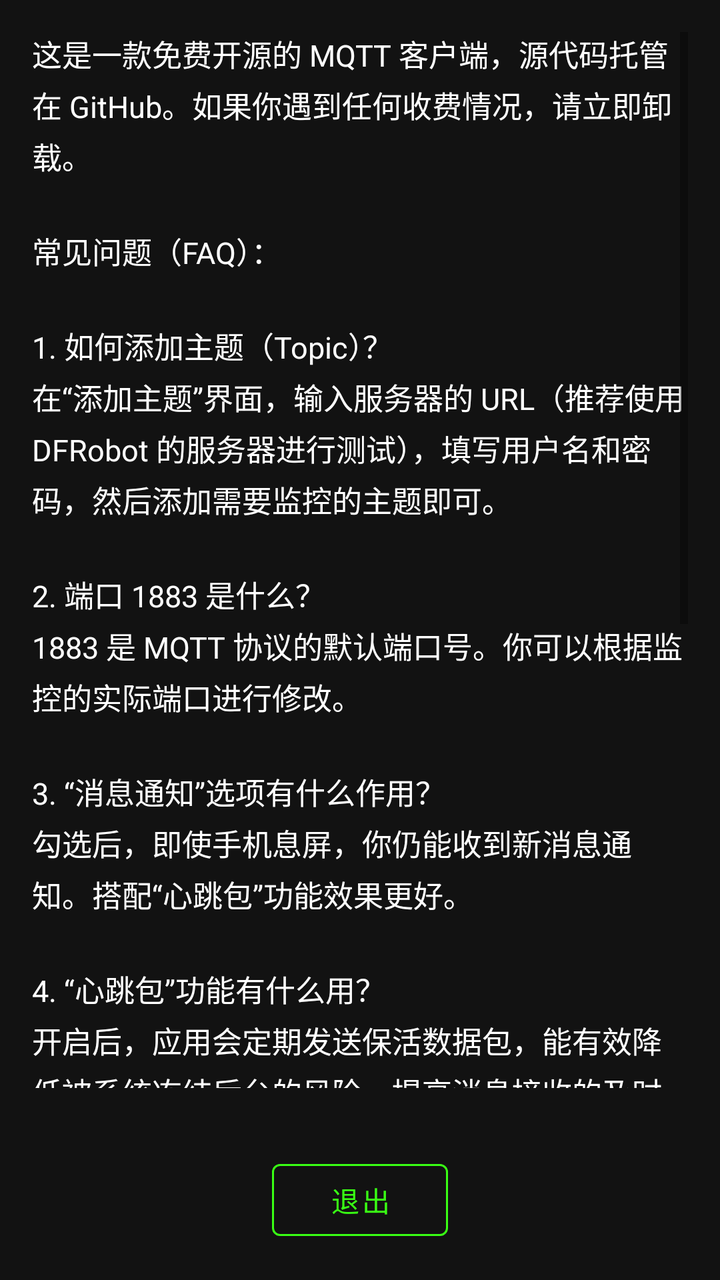
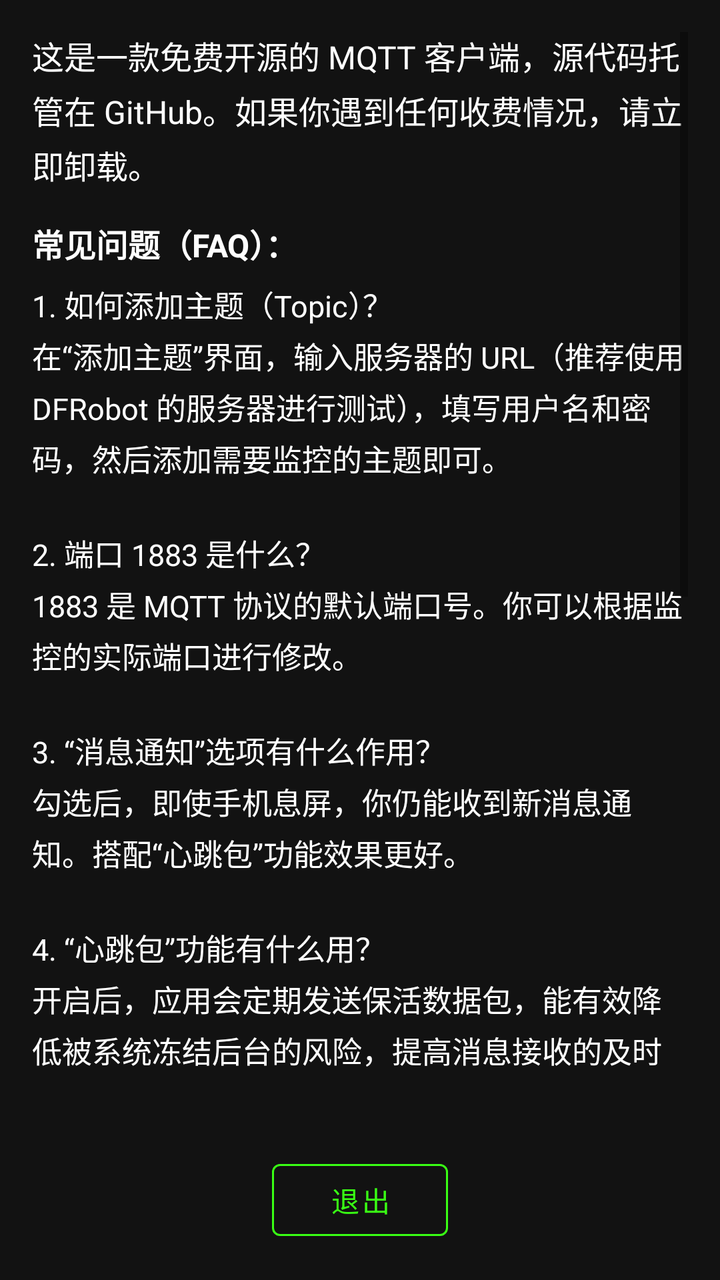

Before-and-after screenshots of an Android layout around one commit, followed by the original layout XML and the change that was made.
<!-- AndroidManifest.xml: application theme Theme.MQTTClient -->
<!-- res/layout/activity_help.xml -->
<?xml version="1.0" encoding="utf-8"?>

<LinearLayout xmlns:android="http://schemas.android.com/apk/res/android"
    xmlns:app="http://schemas.android.com/apk/res-auto"
    android:layout_width="match_parent"
    android:layout_height="match_parent"
    android:orientation="vertical"
    android:background="#121212">

    <ScrollView
        android:layout_width="match_parent"
        android:layout_height="0dp"
        android:layout_weight="1"
        android:padding="16dp">

        <TextView
            android:id="@+id/tvHelpContent"
            android:layout_width="match_parent"
            android:layout_height="wrap_content"
            android:textColor="#FFFFFF"
            android:textSize="15sp"
            android:lineSpacingExtra="4dp"
            android:text="@string/help_content" />
    </ScrollView>

    <com.google.android.material.button.MaterialButton
        android:id="@+id/btnQuit"
        style="@style/Widget.MaterialComponents.Button.OutlinedButton"
        android:layout_width="wrap_content"
        android:layout_height="wrap_content"
        android:layout_gravity="center_horizontal"
        android:layout_margin="16dp"
        android:text="@string/quit"
        android:textColor="#39FF14"
        app:strokeColor="#39FF14" />
</LinearLayout>
<!-- resources referenced by this layout -->
<resources>
  <string name="help_content">这是一款免费开源的 MQTT 客户端，源代码托管在 GitHub。如果你遇到任何收费情况，请立即卸载。\n\n常见问题（FAQ）：\n\n1. 如何添加主题（Topic）？\n在“添加主题”界面，输入服务器的 URL（推荐使用 DFRobot 的服务器进行测试），填写用户名和密码，然后添加需要监控的主题即可。\n\n2. 端口 1883 是什么？\n1883 是 MQTT 协议的默认端口号。你可以根据监控的实际端口进行修改。\n\n3. “消息通知”选项有什么作用？\n勾选后，即使手机息屏，你仍能收到新消息通知。搭配“心跳包”功能效果更好。\n\n4. “心跳包”功能有什么用？\n开启后，应用会定期发送保活数据包，能有效降低被系统冻结后台的风险，提高消息接收的及时性，但会增加一些电量消耗。\n\n5. 为什么我手机亮屏时仍收不到消息？\n请前往手机“设置”，关闭省电模式，或在应用启动管理中选择“手动管理”，并允许“后台活动”。\n\n6. 为什么消息的图标是安卓图标？\n这是系统缓存引起的bug，重启手机即可。\n\n7. 为什么我收不到MQTT消息？\n这款应用目前只能接收TCP和SSL协议的消息，计划将在后续推出支持WS和WSS协议的消息。\n\n8. 为什么我添加了topic而无法显示？\n请尝试将系统字体大小调整为标准大小，或在应用中设置文字大小。\n\n官方联系邮箱：CDP_Chan@126.com</string>
  <string name="quit">退出</string>
  <style name="Theme.MQTTClient" parent="Theme.MaterialComponents.DayNight.NoActionBar">
          <item name="colorPrimary">#4CAF50</item>
          <item name="colorPrimaryVariant">#388E3C</item>
          <item name="colorOnPrimary">@android:color/white</item>
          <item name="colorSecondary">#81C784</item>
      </style>
</resources>

<!-- the commit's change to res/layout/activity_help.xml (unified diff, before → after) -->
@@ -5,7 +5,7 @@
     android:layout_width="match_parent"
     android:layout_height="match_parent"
     android:orientation="vertical"
-    android:background="#121212">
+    >
 
     <ScrollView
         android:layout_width="match_parent"
@@ -13,14 +13,54 @@
         android:layout_weight="1"
         android:padding="16dp">
 
-        <TextView
-            android:id="@+id/tvHelpContent"
+        <LinearLayout
             android:layout_width="match_parent"
             android:layout_height="wrap_content"
-            android:textColor="#FFFFFF"
-            android:textSize="15sp"
-            android:lineSpacingExtra="4dp"
-            android:text="@string/help_content" />
+            android:orientation="vertical">
+
+            <TextView
+                android:id="@+id/tvHelpIntro"
+                android:layout_width="match_parent"
+                android:layout_height="wrap_content"
+                android:tag="comment"
+                android:textColor="#FFFFFF"
+                android:textSize="16sp"
+                android:lineSpacingExtra="4dp"
+                android:layout_marginBottom="16dp"
+                android:text="@string/help_intro" />
+
+            <TextView
+                android:id="@+id/tvHelpFaqTitle"
+                android:layout_width="match_parent"
+                android:layout_height="wrap_content"
+                android:tag="comment"
+                android:textColor="#FFFFFF"
+                android:textSize="16sp"
+                android:textStyle="bold"
+                android:layout_marginBottom="8dp"
+                android:text="@string/help_faq_title" />
+
+            <TextView
+                android:id="@+id/tvHelpContent"
+                android:layout_width="match_parent"
+                android:layout_height="wrap_content"
+                android:tag="fixed"
+                android:textColor="#FFFFFF"
+                android:textSize="15sp"
+                android:lineSpacingExtra="4dp"
+                android:layout_marginBottom="16dp"
+                android:text="@string/help_faq_content" />
+
+            <TextView
+                android:id="@+id/tvHelpContact"
+                android:layout_width="match_parent"
+                android:layout_height="wrap_content"
+                android:tag="comment"
+                android:textColor="#FFFFFF"
+                android:textSize="16sp"
+                android:lineSpacingExtra="4dp"
+                android:text="@string/help_contact" />
+        </LinearLayout>
     </ScrollView>
 
     <com.google.android.material.button.MaterialButton
<!-- resource entries referenced after the edit -->
@@ -1,12 +1,16 @@
 <!-- resources referenced by this layout -->
 <resources>
-  <string name="help_content">这是一款免费开源的 MQTT 客户端，源代码托管在 GitHub。如果你遇到任何收费情况，请立即卸载。\n\n常见问题（FAQ）：\n\n1. 如何添加主题（Topic）？\n在“添加主题”界面，输入服务器的 URL（推荐使用 DFRobot 的服务器进行测试），填写用户名和密码，然后添加需要监控的主题即可。\n\n2. 端口 1883 是什么？\n1883 是 MQTT 协议的默认端口号。你可以根据监控的实际端口进行修改。\n\n3. “消息通知”选项有什么作用？\n勾选后，即使手机息屏，你仍能收到新消息通知。搭配“心跳包”功能效果更好。\n\n4. “心跳包”功能有什么用？\n开启后，应用会定期发送保活数据包，能有效降低被系统冻结后台的风险，提高消息接收的及时性，但会增加一些电量消耗。\n\n5. 为什么我手机亮屏时仍收不到消息？\n请前往手机“设置”，关闭省电模式，或在应用启动管理中选择“手动管理”，并允许“后台活动”。\n\n6. 为什么消息的图标是安卓图标？\n这是系统缓存引起的bug，重启手机即可。\n\n7. 为什么我收不到MQTT消息？\n这款应用目前只能接收TCP和SSL协议的消息，计划将在后续推出支持WS和WSS协议的消息。\n\n8. 为什么我添加了topic而无法显示？\n请尝试将系统字体大小调整为标准大小，或在应用中设置文字大小。\n\n官方联系邮箱：CDP_Chan@126.com</string>
+  <string name="help_contact">官方联系邮箱：CDP_Chan@126.com\n\n在B站搜索“CDP_Chan”，关注我，获取更多更新消息</string>
+  <string name="help_faq_content">1. 如何添加主题（Topic）？\n在“添加主题”界面，输入服务器的 URL（推荐使用 DFRobot 的服务器进行测试），填写用户名和密码，然后添加需要监控的主题即可。\n\n2. 端口 1883 是什么？\n1883 是 MQTT 协议的默认端口号。你可以根据监控的实际端口进行修改。\n\n3. “消息通知”选项有什么作用？\n勾选后，即使手机息屏，你仍能收到新消息通知。搭配“心跳包”功能效果更好。\n\n4. “心跳包”功能有什么用？\n开启后，应用会定期发送保活数据包，能有效降低被系统冻结后台的风险，提高消息接收的及时性，但会增加一些电量消耗。\n\n5. 为什么我手机亮屏时仍收不到消息？\n请前往手机“设置”，关闭省电模式，或在应用启动管理中选择“手动管理”，并允许“后台活动”。\n\n6. 为什么消息的图标是安卓图标？\n这是系统缓存引起的bug，重启手机即可。\n\n7. 为什么我收不到MQTT消息？\n这款应用目前只能接收TCP和SSL协议的消息，计划将在后续推出支持WS和WSS协议的消息。\n\n8. 为什么我添加了topic而无法显示？\n请尝试将系统字体大小调整为标准大小，或在应用中设置文字大小。</string>
+  <string name="help_faq_title">常见问题（FAQ）：</string>
+  <string name="help_intro">这是一款免费开源的 MQTT 客户端，源代码托管在 GitHub。如果你遇到任何收费情况，请立即卸载。</string>
   <string name="quit">退出</string>
   <style name="Theme.MQTTClient" parent="Theme.MaterialComponents.DayNight.NoActionBar">
           <item name="colorPrimary">#4CAF50</item>
           <item name="colorPrimaryVariant">#388E3C</item>
           <item name="colorOnPrimary">@android:color/white</item>
           <item name="colorSecondary">#81C784</item>
+          <item name="android:windowBackground">#121212</item>
       </style>
 </resources>
 
